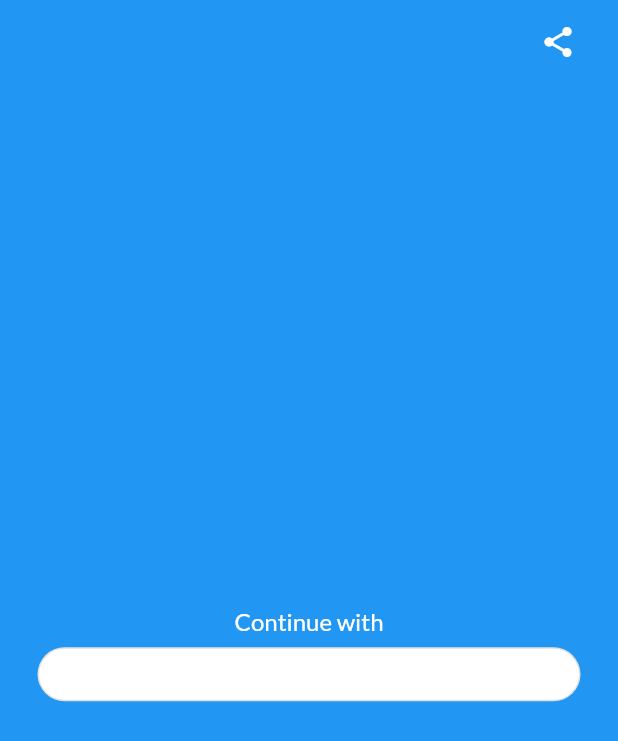
After one commit to Iamwafiq/mez-demo, a Flutter app: the screen it shows after launch, on a phone screen of 412 x 824 dp. The commit adds this screen. Shown: the top 741 px of the screen. Run offline on Flutter 3.47's test engine with Material 2 defaults, Android fonts, the light colour scheme and no system bars; our stand-ins replace share_plus, webview_flutter.

Commit message:
ADD: added screens

```diff
--- /dev/null
+++ b/lib/screens/login_screen.dart
@@ -0,0 +1,83 @@
+import 'dart:io';
+import 'package:flutter/material.dart';
+import 'package:mi_card/screens/webview_screen.dart';
+import 'package:share_plus/share_plus.dart';
+
+class LoginScreen extends StatelessWidget {
+
+  @override
+  Widget build(BuildContext ctxt) {
+    return Scaffold(
+      backgroundColor: Colors.blue,
+      appBar: AppBar(
+        title: Row(
+          mainAxisAlignment:MainAxisAlignment.end,
+          children:[
+            IconButton(
+              onPressed: () {
+                Share.share('Share this Page https://mez.ink/sign-in', subject: 'Share');
+              },
+              tooltip: 'Share',
+              icon: Icon(
+                Icons.share,
+                color: Colors.white,
+                size: 24.0,
+              ),
+            )
+          ]
+        ),
+        backgroundColor: Colors.transparent,
+        bottomOpacity: 0.0,
+        elevation: 0.0,
+      ),
+      body: SafeArea(
+        child: Center(
+          child: Column(
+            mainAxisAlignment: MainAxisAlignment.center,
+            children: [
+              Container(
+                child:  Text(
+                  'Continue with',
+                  style: TextStyle(
+                    fontSize:16,
+                    color: Colors.white,
+                    fontFamily: 'Lato'
+                  ),
+                ),
+              ),
+              Container(
+                padding: EdgeInsets.symmetric(horizontal: 25, vertical: 2),
+                width: double.infinity,
+                child: OutlinedButton(
+                  style: OutlinedButton.styleFrom(
+                    primary: Colors.black87,
+                    backgroundColor: Colors.white,
+                    shape: RoundedRectangleBorder(
+                      borderRadius: BorderRadius.circular(18.0),
+                    ),
+                  ),
+                  onPressed: () {
+                    Navigator.push(
+                      ctxt,
+                      new MaterialPageRoute(builder: (ctxt) => new WebviewScreen()),
+                    );
+                   },
+                  child: (Platform.isIOS)?
+                    Text(
+                      'Sign in with Apple',
+                      style: TextStyle(
+                        color: Colors.black54,
+                        fontFamily: 'Lato',
+                        fontSize: 16,
+                      ),
+                    )
+                  : Container(),
+                )
+              ),
+            ],
+          )
+        ),
+      ),
+    );
+  }
+}
--- a/pubspec.yaml
+++ b/pubspec.yaml
@@ -17,8 +17,8 @@ dependencies:
     sdk: flutter
   share_plus: ^3.0.4
   cupertino_icons: ^0.1.2
-  apple_sign_in: ^0.1.0
   flutter_signin_button: ^1.1.0
+  webview_flutter: ^3.0.0
 
 dev_dependencies:
   flutter_test:
```
Also changed, not shown: lib/main.dart (+2 -69 lines), lib/screens/webview_screen.dart (added, +13 -0 lines), pubspec.lock, 10 other files.
